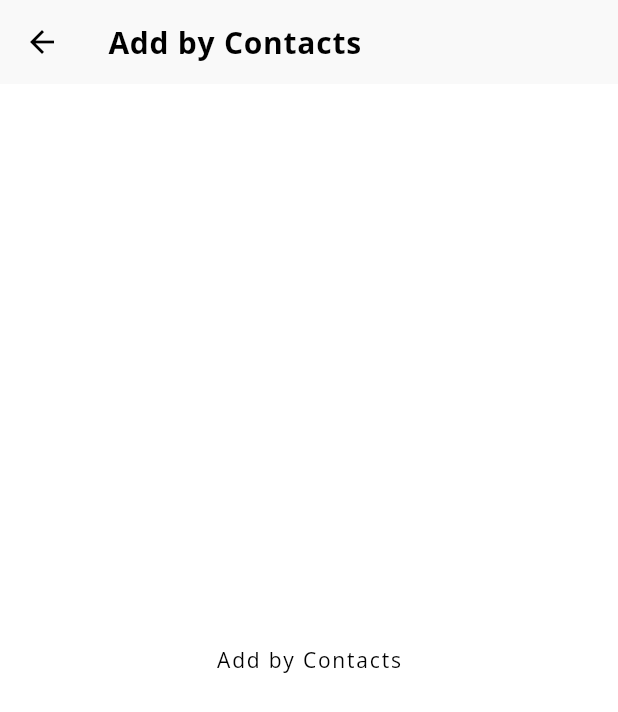
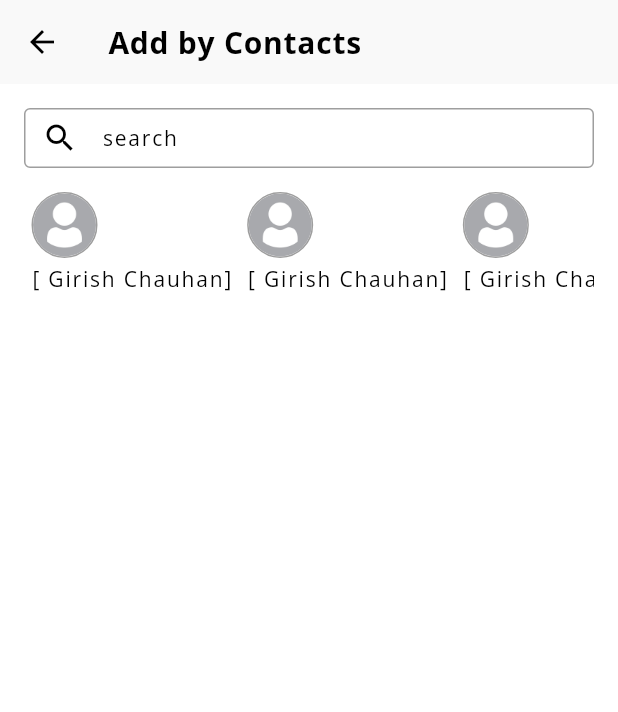
Before and after one commit to girishmobile/Redefine_social_app, a Flutter app: the AddFriends screen opened by its route, after a tap on "Add from contacts", on a phone screen of 412 x 824 dp. Shown: the top 712 px of the screen. Run offline on Flutter 3.47's test engine with Material 3 defaults, Android fonts, the light colour scheme and no system bars; our stand-ins replace google_fonts.

Commit message:
Add contacs page

```diff
--- a/lib/core/common/app_appbar.dart
+++ b/lib/core/common/app_appbar.dart
@@ -15,7 +15,6 @@ class AppAppbar extends StatelessWidget implements PreferredSizeWidget {
     var size = MediaQuery.of(context).size;
     bool isPortrait =
         MediaQuery.of(context).orientation == Orientation.portrait;
-
     return AppBar(
       elevation: zero5,
       backgroundColor: Theme.of(context).colorScheme.surface,
--- /dev/null
+++ b/lib/core/common/app_search_bar.dart
@@ -0,0 +1,14 @@
+import 'package:flutter/material.dart';
+import 'package:redefine_social_app/core/common/app_text_field_widget.dart';
+
+class AppSearchBar extends StatelessWidget {
+  const AppSearchBar({super.key});
+
+  @override
+  Widget build(BuildContext context) {
+    return AppTextFieldWidget(
+      hintText: 'search',
+      prefixIcon: Icon(Icons.search),
+    );
+  }
+}
--- a/lib/core/components/components.dart
+++ b/lib/core/components/components.dart
@@ -70,3 +70,10 @@ TextStyle commonTextStyle(
     fontFamily: fontTenorSans,
   );
 }
+
+commonBorderView({Color? borderColor, double? borderRadius}) {
+  return OutlineInputBorder(
+    borderRadius: BorderRadius.circular(borderRadius ?? 4),
+    borderSide: BorderSide(color: borderColor ?? Colors.grey),
+  );
+}
--- a/lib/main.dart
+++ b/lib/main.dart
@@ -1,7 +1,7 @@
 import 'package:flutter/material.dart';
 import 'package:redefine_social_app/core/router/route_generate.dart';
 import 'package:redefine_social_app/core/router/route_name.dart';
-import 'package:redefine_social_app/theme/Theme.dart';
+import 'package:redefine_social_app/theme/app_theme.dart';
 
 void main() {
   runApp(const MyApp());
--- a/lib/screens/Friends/AddContacts.dart
+++ b/lib/screens/Friends/AddContacts.dart
@@ -1,6 +1,9 @@
 import 'package:flutter/material.dart';
 import 'package:redefine_social_app/core/common/app_appbar.dart';
+import 'package:redefine_social_app/core/common/app_profile_image.dart';
+import 'package:redefine_social_app/core/common/app_search_bar.dart';
 import 'package:redefine_social_app/core/common/app_text_widget.dart';
+import 'package:redefine_social_app/core/constant/num_constants.dart';
 
 class AddContacts extends StatelessWidget {
   const AddContacts({super.key});
@@ -8,15 +11,63 @@ class AddContacts extends StatelessWidget {
   @override
   Widget build(BuildContext context) {
     return Scaffold(
-      appBar: AppAppbar(
+      appBar: const AppAppbar(
         titleName: 'Add by Contacts',
       ),
       body: SafeArea(
-          child: Center(
-        child: AppTextWidget(
-          text: 'Add by Contacts',
+        child: Padding(
+          padding: const EdgeInsets.all(containerPadding),
+          child: Column(
+            crossAxisAlignment: CrossAxisAlignment.start,
+            children: [
+              const AppSearchBar(),
+              const SizedBox(height: columSpacing),
+              SizedBox(
+                height: 80, // Fixed height for horizontal list
+                child: ListView.builder(
+                  itemCount: 3,
+                  scrollDirection: Axis.horizontal,
+                  physics: const BouncingScrollPhysics(),
+                  itemBuilder: (context, index) => _ContactItem(index: index),
+                ),
+              ),
+            ],
+          ),
         ),
-      )),
+      ),
     );
   }
 }
+
+class _ContactItem extends StatelessWidget {
+  final int index;
+
+  const _ContactItem({
+    required this.index,
+  });
+
+  @override
+  Widget build(BuildContext context) {
+    return Container(
+      margin: const EdgeInsets.symmetric(horizontal: five),
+      child: Column(
+        mainAxisSize: MainAxisSize.min,
+        mainAxisAlignment: MainAxisAlignment.start,
+        crossAxisAlignment: CrossAxisAlignment.start,
+        children: const [
+          AppProfileImage(
+            height: 44,
+            width: 44,
+          ),
+          SizedBox(height: 4), // Add spacing between image and text
+          Flexible(
+            child: AppTextWidget(
+              text: '[ Girish Chauhan]',
+              maxLines: 2,
+            ),
+          )
+        ],
+      ),
+    );
+  }
+}
--- a/lib/screens/Friends/AddFriends.dart
+++ b/lib/screens/Friends/AddFriends.dart
@@ -14,6 +14,12 @@ class AddFriends extends StatefulWidget {
 }
 
 class _AddFriendsState extends State<AddFriends> {
+  // Static values to avoid recreating constants
+  static const double _dividerThickness = 0.5;
+  static const double _dividerHeight = 0.25;
+  static const double _iconSize = 24.0;
+  static const double _sizedBoxHeight = 30.0;
+
   @override
   Widget build(BuildContext context) {
     return AppScaffold(
@@ -28,9 +34,9 @@ class _AddFriendsState extends State<AddFriends> {
       ),
       body: ListView(
         shrinkWrap: true,
-        physics: ScrollPhysics(),
+        physics: const AlwaysScrollableScrollPhysics(),
         children: [
-          simpleTiles(
+          _simpleTiles(
             titleName: 'Add by Phone Number',
             onTap: () {
               Navigator.pushNamed(context, RouteName.addFriendByPhoneNumber);
@@ -38,28 +44,25 @@ class _AddFriendsState extends State<AddFriends> {
             icon: Icons.person_add_alt_1_rounded,
           ),
           Divider(
-            thickness: 0.5,
-            height: 0.25,
+            thickness: _dividerThickness,
+            height: _dividerHeight,
             color: Colors.grey,
             indent: 10,
             endIndent: 10,
           ),
-          simpleTiles(
+          _simpleTiles(
             titleName: 'Add from contacts',
             onTap: () {
               Navigator.pushNamed(context, RouteName.addContacts);
             },
             icon: Icons.contact_page,
           ),
-          SizedBox(
-            height: 30,
-          ),
+          const SizedBox(height: _sizedBoxHeight),
           Padding(
             padding: const EdgeInsets.all(containerPadding),
             child: Column(
               mainAxisAlignment: MainAxisAlignment.start,
               crossAxisAlignment: CrossAxisAlignment.start,
-              spacing: 10,
               children: [
                 AppTextWidget(
                   text: 'Invite more friends',
@@ -84,16 +87,20 @@ class _AddFriendsState extends State<AddFriends> {
     );
   }
 
-  simpleTiles({String? titleName, IconData? icon, Function()? onTap}) {
+  Widget _simpleTiles({
+    required String titleName,
+    required Function() onTap,
+    IconData? icon,
+  }) {
     return ListTile(
       onTap: onTap,
       tileColor: Theme.of(context).colorScheme.primaryContainer,
       leading: Icon(
         icon ?? Icons.contact_page,
-        size: 24,
+        size: _iconSize,
       ),
       title: AppTextWidget(
-        text: titleName ?? 'Add from contacts',
+        text: titleName,
         style: Theme.of(context).textTheme.bodyMedium,
       ),
     );
--- a/lib/theme/Theme.dart
+++ b/lib/theme/app_theme.dart
@@ -1,6 +1,5 @@
 import 'package:flutter/material.dart';
 import 'package:google_fonts/google_fonts.dart';
-import 'package:redefine_social_app/core/constant/string_utility.dart';
 
 final ThemeData lightTheme = ThemeData(
   brightness: Brightness.light,
@@ -9,7 +8,7 @@ final ThemeData lightTheme = ThemeData(
     surface: Colors.white,
     primary: Colors.black,
     onPrimary: Colors.white,
-    primaryContainer: const Color.fromARGB(255, 240, 236, 236),
+    primaryContainer: const Color.fromARGB(255, 251, 249, 247),
   ),
   dialogBackgroundColor: Colors.white,
   scaffoldBackgroundColor: Colors.white,
@@ -49,10 +48,8 @@ final ThemeData lightTheme = ThemeData(
         fontWeight: FontWeight.w600,
         color: Colors.white),
   ),
-  appBarTheme: AppBarTheme(
-    backgroundColor: Colors.black,
-    foregroundColor: Colors.white,
-  ),
+  appBarTheme:
+      AppBarTheme(backgroundColor: Colors.black, foregroundColor: Colors.white),
 );
 
 //Dark theme
@@ -63,7 +60,7 @@ final ThemeData darkTheme = ThemeData(
       surface: Colors.black,
       primary: Colors.white,
       onPrimary: Colors.black,
-      primaryContainer: const Color.fromARGB(255, 95, 88, 88),
+      primaryContainer: const Color.fromARGB(255, 251, 249, 247),
     ),
     dialogBackgroundColor: Colors.black,
     scaffoldBackgroundColor: Colors.black,
@@ -103,6 +100,3 @@ final ThemeData darkTheme = ThemeData(
       backgroundColor: Colors.white,
       foregroundColor: Colors.black,
     ));
-
-//**
-//dadj */
```
Also changed, not shown: lib/core/common/app_text_field_widget.dart (+1 -7 lines), lib/screens/Friends/AddFriendByPhoneNumber.dart (+15 -11 lines), lib/screens/Friends/FriendsScreen.dart (+12 -11 lines).
